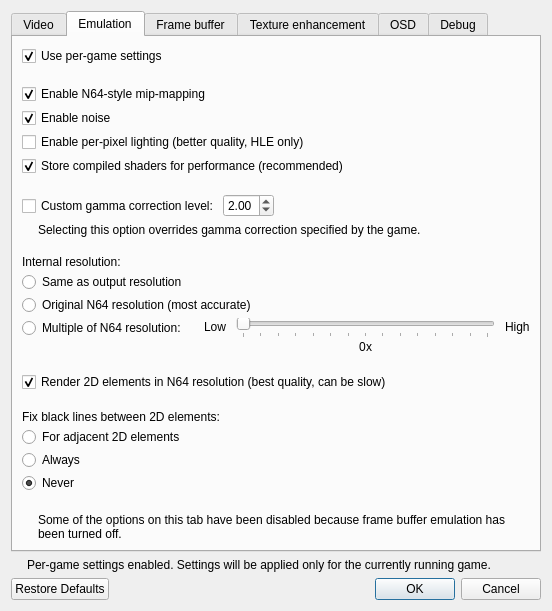
First picture: the form in mupen64plus-video-gliden64/upstream/src/GLideNUI/configDialog.ui, repository mupen64plus-ae/mupen64plus-ae, before the edit.
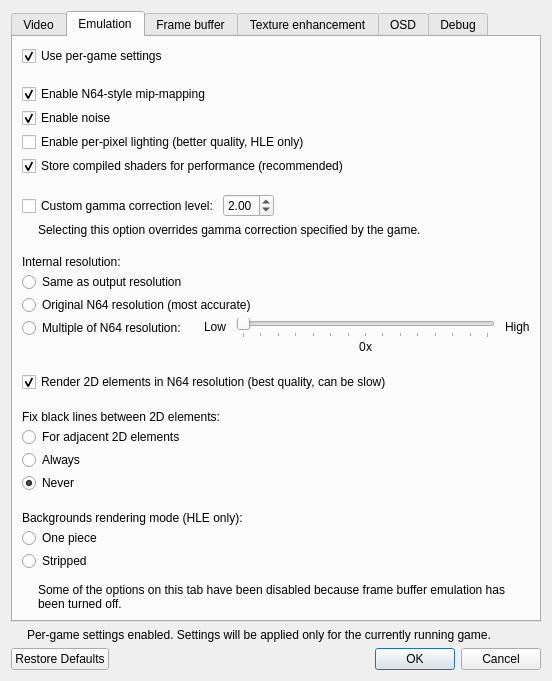
Second picture: the form after the edit. The open tabs and pages were chosen to show the change. Icons and pictures are not drawn.

The edit to the form file:
```diff
--- a/mupen64plus-video-gliden64/upstream/src/GLideNUI/configDialog.ui
+++ b/mupen64plus-video-gliden64/upstream/src/GLideNUI/configDialog.ui
@@ -1655,6 +1655,66 @@
               </layout>
              </widget>
             </item>
+            <item>
+             <widget class="QFrame" name="BgModeFrame">
+              <property name="toolTip">
+               <string>&lt;html&gt;&lt;head/&gt;&lt;body&gt;&lt;p&gt;Background is complex macro command used to render large (normally full screen) images. Since background image usually does not fit texture memory, the microcode split it on narrow strips and render one by one. HLE code has two modes to emulate background commands:&lt;/p&gt;&lt;p&gt;&lt;span style=&quot; font-weight:600;&quot;&gt;One piece&lt;/span&gt;: Whole background image rendred as one textured rectangle. This method is normally much faster, but the result is not always correct.&lt;/p&gt;&lt;p&gt;&lt;span style=&quot; font-weight:600;&quot;&gt;Stripped&lt;/span&gt;: This method emulates background commands as close as possible to actual microcode implementation. It is slower but more precise. Another problem: some games may have gaps between rendered strips in high resolution. Use &amp;quot;Render 2D elements in N64 resolution&amp;quot; option to remove the gaps.&lt;/p&gt;&lt;p&gt;[Recommended: &lt;span style=&quot; font-style:italic;&quot;&gt;Game dependent, mostly Stripped&lt;/span&gt;]&lt;/p&gt;&lt;/body&gt;&lt;/html&gt;</string>
+              </property>
+              <layout class="QVBoxLayout" name="verticalLayout_5_2">
+               <property name="spacing">
+                <number>3</number>
+               </property>
+               <property name="leftMargin">
+                <number>0</number>
+               </property>
+               <property name="topMargin">
+                <number>0</number>
+               </property>
+               <property name="rightMargin">
+                <number>0</number>
+               </property>
+               <property name="bottomMargin">
+                <number>0</number>
+               </property>
+               <item>
+                <widget class="QLabel" name="bgModeLabel">
+                 <property name="text">
+                  <string extracomment="Background commands usually used to draw full screen 2D images, but some games use them for all 2D objects.">Backgrounds rendering mode (HLE only):</string>
+                 </property>
+                 <property name="wordWrap">
+                  <bool>true</bool>
+                 </property>
+                </widget>
+               </item>
+               <item>
+                <widget class="QRadioButton" name="bgModeOnePieceRadioButton">
+                 <property name="sizePolicy">
+                  <sizepolicy hsizetype="Preferred" vsizetype="Fixed">
+                   <horstretch>0</horstretch>
+                   <verstretch>0</verstretch>
+                  </sizepolicy>
+                 </property>
+                 <property name="text">
+                  <string extracomment="The label for this control is &quot;Backgrounds rendering mode &quot;">One piece</string>
+                 </property>
+                 <attribute name="buttonGroup">
+                  <string notr="true">bgModeButtonGroup</string>
+                 </attribute>
+                </widget>
+               </item>
+               <item>
+                <widget class="QRadioButton" name="bgModeStrippedRadioButton">
+                 <property name="text">
+                  <string extracomment="The label for this control is &quot;Backgrounds rendering mode &quot;">Stripped</string>
+                 </property>
+                 <attribute name="buttonGroup">
+                  <string notr="true">bgModeButtonGroup</string>
+                 </attribute>
+                </widget>
+               </item>
+              </layout>
+             </widget>
+            </item>
            </layout>
           </widget>
          </item>
```
Left out of the diff: 7 changed lines with no effect on the pictures.
